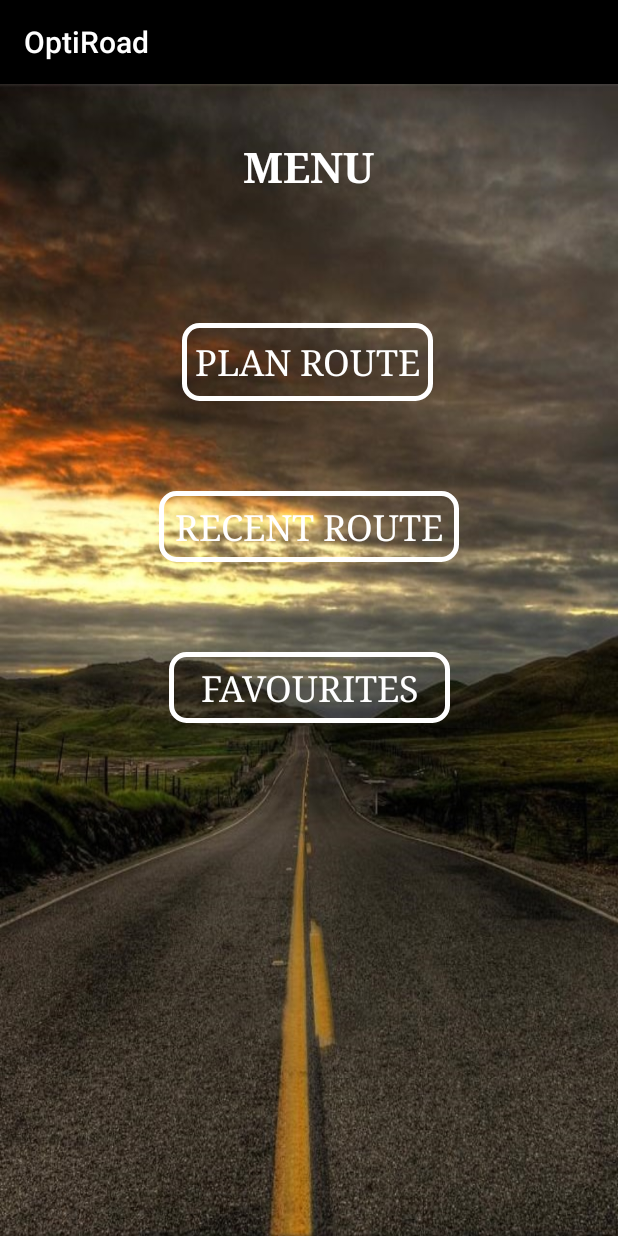
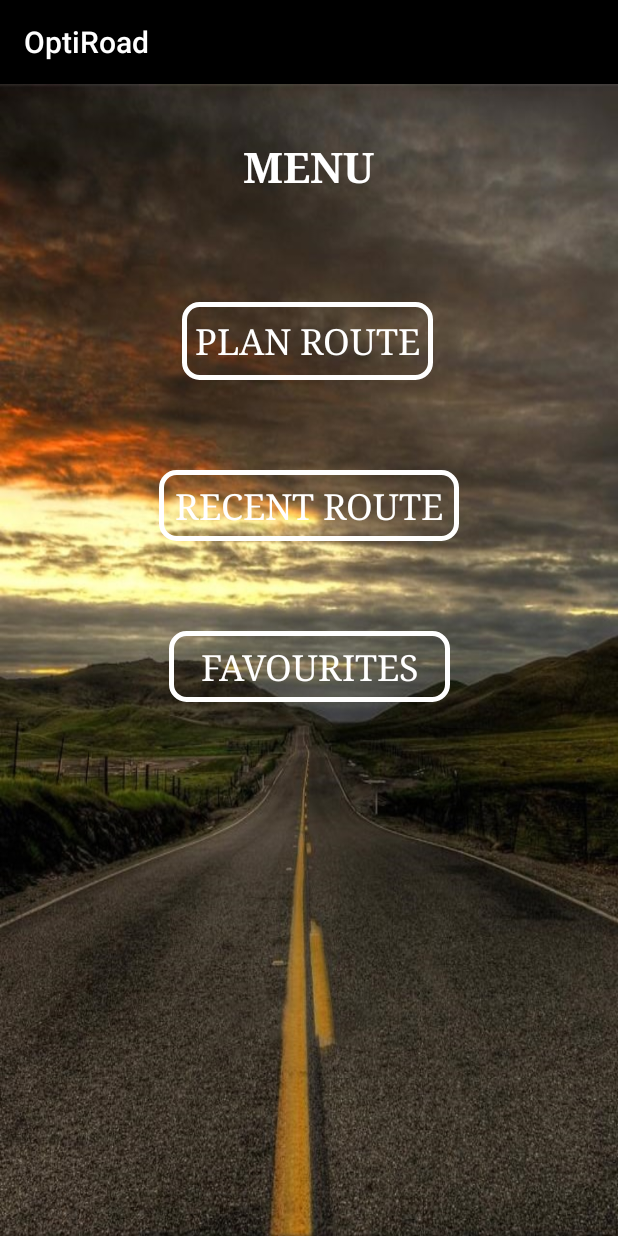
Before and after one commit to Nevette/OptiRoad, an Android app: the screen it shows after launch (MenuActivity), on a phone screen of 412 x 824 dp. Run offline under Robolectric (Android 15) with nearby library versions, the phone set to English and light mode, and no system bars.

```diff
--- a/app/src/main/res/layout/activity_favourites.xml
+++ b/app/src/main/res/layout/activity_favourites.xml
@@ -5,7 +5,7 @@
     android:layout_height="match_parent">
 
     <TextView
-        android:id="@+id/textView"
+        android:id="@+id/textFavourites"
         android:layout_width="140dp"
         android:layout_height="35dp"
         android:layout_alignParentTop="true"
--- a/app/src/main/res/layout/activity_menu.xml
+++ b/app/src/main/res/layout/activity_menu.xml
@@ -24,7 +24,7 @@
         app:layout_constraintEnd_toEndOf="parent"
         app:layout_constraintHorizontal_bias="0.497"
         app:layout_constraintStart_toStartOf="parent"
-        app:layout_constraintTop_toBottomOf="@+id/text_menu"
+        app:layout_constraintTop_toBottomOf="@+id/textMenu"
         tools:text="Plan route" />
 
     <Button
@@ -62,9 +62,9 @@
         app:layout_constraintTop_toBottomOf="@+id/buttonPlanRoute" />
 
     <TextView
-        android:id="@+id/text_menu"
-        android:layout_width="94dp"
-        android:layout_height="51dp"
+        android:id="@+id/textMenu"
+        android:layout_width="99dp"
+        android:layout_height="37dp"
         android:layout_marginEnd="8dp"
         android:layout_marginStart="8dp"
         android:layout_marginTop="36dp"
```
Also changed, not shown: app/src/main/java/ad/optiroad/PlanRouteActivity.java (+17 -0 lines).
